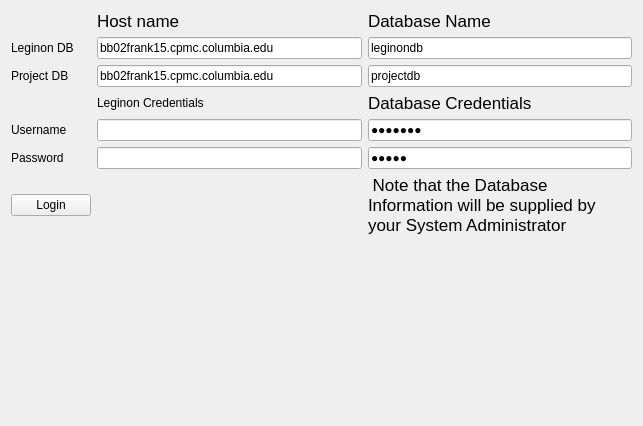
This is arachnid/core/gui/pyui/LeginonUI.ui in ezralanglois/arachnid as Qt 5 draws it before an edit. The edited form follows.
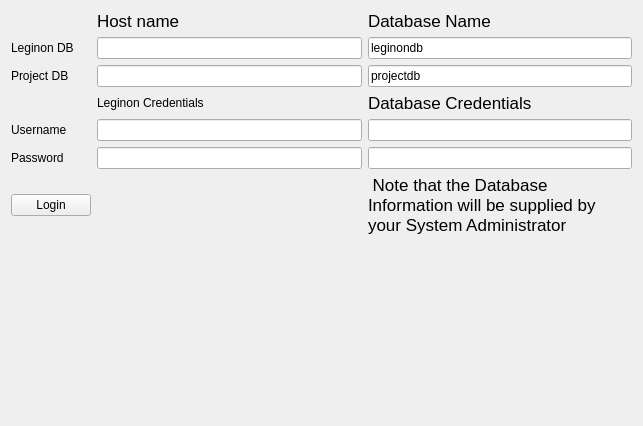
This is the edited form. Icons and pictures are not drawn.

Commit message: Removed default values

Diff of the .ui file:
```diff
--- a/arachnid/core/gui/pyui/LeginonUI.ui
+++ b/arachnid/core/gui/pyui/LeginonUI.ui
@@ -218,7 +218,7 @@
 &lt;p style=&quot; margin-top:0px; margin-bottom:0px; margin-left:0px; margin-right:0px; -qt-block-indent:0; text-indent:0px;&quot;&gt;&lt;img src=&quot;:/mini/mini/asterisk_orange.png&quot; /&gt; Note that the Database Information will be supplied by your System Administrator&lt;/p&gt;&lt;/body&gt;&lt;/html&gt;</string>
             </property>
             <property name="text">
-             <string>bb02frank15.cpmc.columbia.edu</string>
+             <string/>
             </property>
            </widget>
           </item>
@@ -255,7 +255,7 @@
 &lt;p style=&quot; margin-top:0px; margin-bottom:0px; margin-left:0px; margin-right:0px; -qt-block-indent:0; text-indent:0px;&quot;&gt;&lt;img src=&quot;:/mini/mini/asterisk_orange.png&quot; /&gt; Note that the Database Information will be supplied by your System Administrator&lt;/p&gt;&lt;/body&gt;&lt;/html&gt;</string>
             </property>
             <property name="text">
-             <string>bb02frank15.cpmc.columbia.edu</string>
+             <string/>
             </property>
            </widget>
           </item>
@@ -362,7 +362,7 @@
 &lt;p style=&quot; margin-top:0px; margin-bottom:0px; margin-left:0px; margin-right:0px; -qt-block-indent:0; text-indent:0px;&quot;&gt;&lt;img src=&quot;:/mini/mini/asterisk_orange.png&quot; /&gt; Note that the Database Information will be supplied by your System Administrator&lt;/p&gt;&lt;/body&gt;&lt;/html&gt;</string>
             </property>
             <property name="text">
-             <string>robertl</string>
+             <string/>
             </property>
             <property name="echoMode">
              <enum>QLineEdit::Password</enum>
@@ -381,7 +381,7 @@
 &lt;p style=&quot; margin-top:0px; margin-bottom:0px; margin-left:0px; margin-right:0px; -qt-block-indent:0; text-indent:0px;&quot;&gt;&lt;img src=&quot;:/mini/mini/asterisk_orange.png&quot; /&gt; Note that the Database Information will be supplied by your System Administrator&lt;/p&gt;&lt;/body&gt;&lt;/html&gt;</string>
             </property>
             <property name="text">
-             <string>guest</string>
+             <string/>
             </property>
             <property name="echoMode">
              <enum>QLineEdit::Password</enum>
```
Left out of the diff: 2 changed lines with no effect on the pictures. The commit also changes 1 other file.
